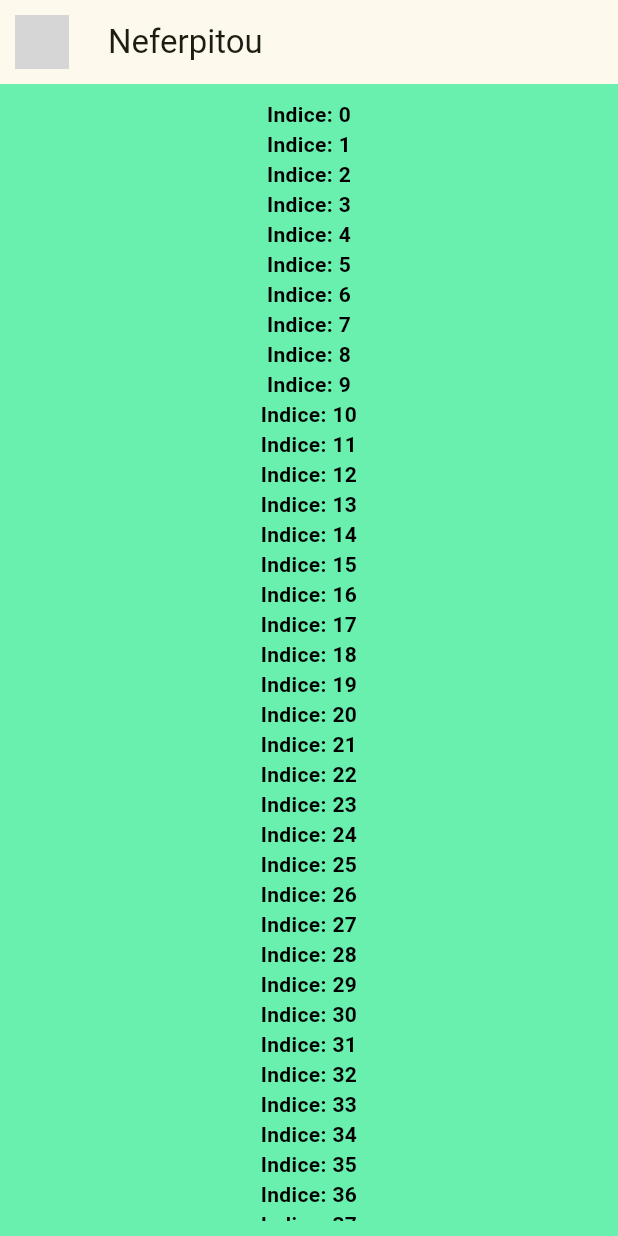
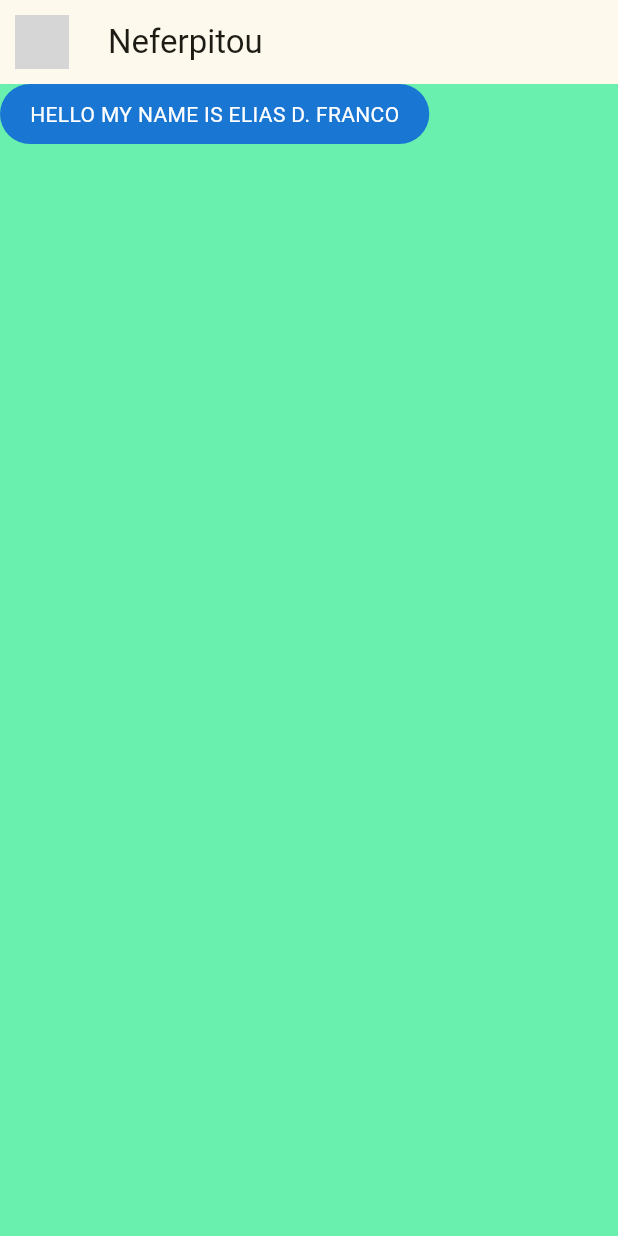
Before and after one commit to EliasDFranco/yes_no_App, a Flutter app: the screen it shows after launch, on a phone screen of 412 x 824 dp. Run offline on Flutter 3.47's test engine with Material 2 defaults, Android fonts, the phone set to English and light mode, and no system bars; network calls fail; grey boxes are pictures that could not be loaded.

Commit message:
Burbuja de chat - Mis mensajes

```diff
--- a/lib/main.dart
+++ b/lib/main.dart
@@ -1,6 +1,6 @@
 import 'package:flutter/material.dart';
 import 'package:yes_no_app/config/theme/app_theme.dart';
-import 'package:yes_no_app/presentation/chat/chat_screen.dart';
+import 'package:yes_no_app/presentation/screens/chat/chat_screen.dart';
 
 void main() => runApp(const MyApp());
 
--- a/lib/presentation/chat/chat_screen.dart
+++ b/lib/presentation/screens/chat/chat_screen.dart
@@ -1,4 +1,5 @@
 import 'package:flutter/material.dart';
+import 'package:yes_no_app/presentation/widgets/chat/my_message_buble.dart';
 
 void main() => runApp(const ChatScreen());
 
@@ -20,7 +21,7 @@ class ChatScreen extends StatelessWidget {
         ),
         title: const Text("Neferpitou"),
       ),
-      body: _ChatView(),
+      body: const MyMessageBuble(),
     );
   }
 }
--- /dev/null
+++ b/lib/presentation/widgets/chat/my_message_buble.dart
@@ -0,0 +1,31 @@
+import 'package:flutter/material.dart';
+
+class MyMessageBuble extends StatelessWidget {
+  const MyMessageBuble({super.key});
+
+  @override
+  Widget build(BuildContext context) {
+    final colors = Theme.of(context);
+    return Column(
+      crossAxisAlignment: CrossAxisAlignment.end,
+      mainAxisAlignment: MainAxisAlignment.start,
+      children: [
+        Container(
+          decoration: BoxDecoration(
+            color: colors.primaryColorDark,
+            borderRadius: BorderRadius.circular(20),
+          ),
+          child: const Padding(
+            padding: EdgeInsets.symmetric(horizontal: 20, vertical: 10),
+            child: Text("HELLO MY NAME IS ELIAS D. FRANCO",
+                style: TextStyle(color: Colors.white)),
+          ),
+        ),
+        const SizedBox(
+          height: 10,
+          width: 10,
+        ),
+      ],
+    );
+  }
+}
```
